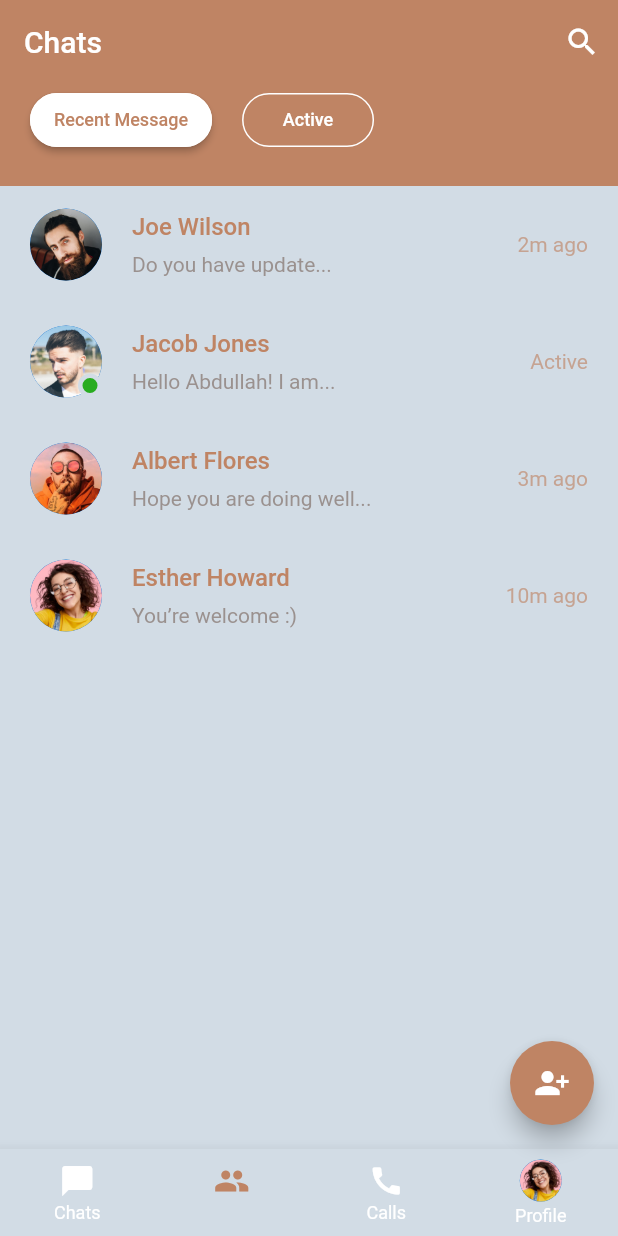
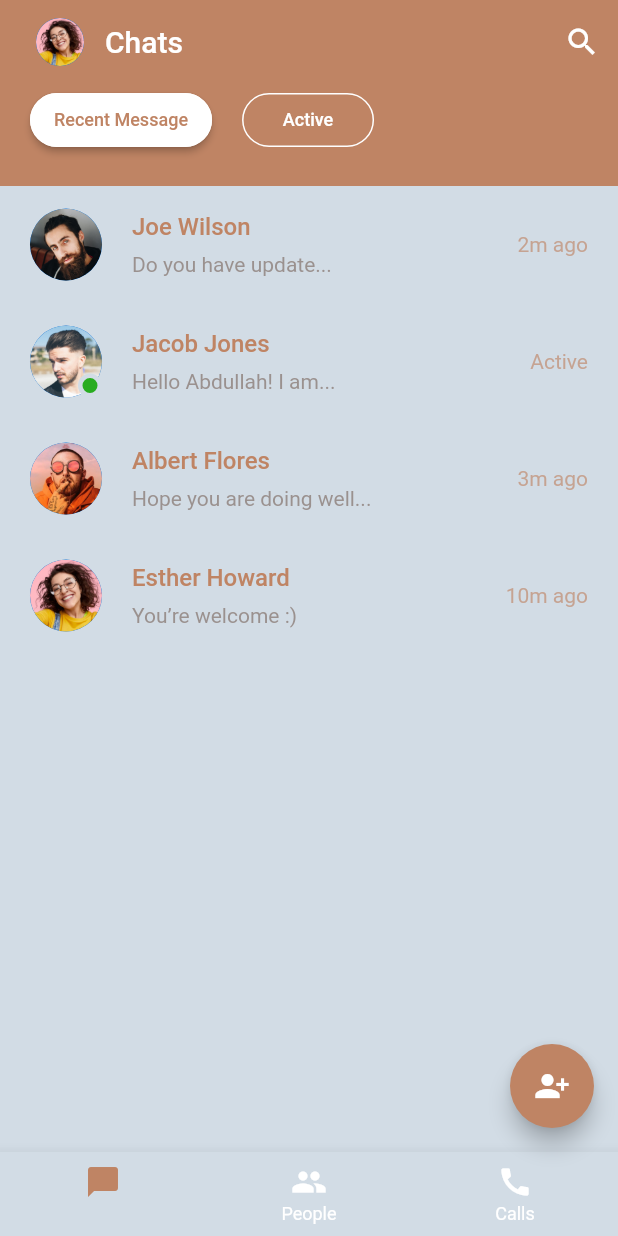
Before and after one commit to zahradjan/chat-application, a Flutter app: the ChatsScreen screen opened directly, on a phone screen of 412 x 824 dp. Run offline on Flutter 3.47's test engine with Material 2 defaults, Android fonts, the phone set to English and light mode, and no system bars; our stand-ins replace google_fonts, loggy; missing offline and left inert: flutter_loggy.

Commit message:
New design of chats screen

```diff
--- a/lib/screens/chats/chats_screen.dart
+++ b/lib/screens/chats/chats_screen.dart
@@ -1,3 +1,5 @@
+import 'package:Decentio/components/filled_outline_button.dart';
+import 'package:Decentio/screens/chats/components/users_body.dart';
 import 'package:Decentio/screens/chats/components/chats_screen_body.dart';
 import 'package:Decentio/constants.dart';
 import 'package:flutter/material.dart';
@@ -10,12 +12,22 @@ class ChatsScreen extends StatefulWidget {
 }
 
 class _ChatsScreenState extends State<ChatsScreen> {
-  int _selectedIndex = 1;
+  final ValueNotifier<int> pageIndex = ValueNotifier(0);
+  final pages = const [
+    ChatsScreenBody(),
+    UsersBody(),
+    ChatsScreenBody(),
+  ];
   @override
   Widget build(BuildContext context) {
     return Scaffold(
       appBar: buildAppBar(),
-      body: ChatsScreenBody(),
+      body: ValueListenableBuilder(
+        valueListenable: pageIndex,
+        builder: (context, int value, _) {
+          return pages[value];
+        },
+      ),
       floatingActionButton: FloatingActionButton(
         onPressed: () {},
         backgroundColor: PrimaryColor,
@@ -31,23 +43,16 @@ class _ChatsScreenState extends State<ChatsScreen> {
   BottomNavigationBar buildBottomNavigationBar() {
     return BottomNavigationBar(
       type: BottomNavigationBarType.fixed,
-      currentIndex: _selectedIndex,
+      currentIndex: pageIndex.value,
       onTap: (value) {
         setState(() {
-          _selectedIndex = value;
+          pageIndex.value = value;
         });
       },
       items: [
         BottomNavigationBarItem(icon: Icon(Icons.messenger), label: "Chats"),
         BottomNavigationBarItem(icon: Icon(Icons.people), label: "People"),
         BottomNavigationBarItem(icon: Icon(Icons.call), label: "Calls"),
-        BottomNavigationBarItem(
-          icon: CircleAvatar(
-            radius: 14,
-            backgroundImage: AssetImage("assets/images/user_5.png"),
-          ),
-          label: "Profile",
-        ),
       ],
     );
   }
@@ -55,7 +60,20 @@ class _ChatsScreenState extends State<ChatsScreen> {
   AppBar buildAppBar() {
     return AppBar(
       automaticallyImplyLeading: false,
-      title: Text("Chats"),
+      title: Row(children: [
+        IconButton(
+          iconSize: 30,
+          onPressed: () {},
+          icon: CircleAvatar(
+            radius: 25,
+            backgroundImage: AssetImage("assets/images/user_5.png"),
+          ),
+        ),
+        SizedBox(
+          width: 6,
+        ),
+        Text("Chats")
+      ]),
       actions: [
         IconButton(
           icon: Icon(Icons.search),
--- a/lib/screens/chats/components/chats_screen_body.dart
+++ b/lib/screens/chats/components/chats_screen_body.dart
@@ -1,3 +1,5 @@
+import 'package:Decentio/models/chatUser/ChatUser.dart';
+import 'package:Decentio/screens/chats/components/user_card.dart';
 import 'package:Decentio/screens/chats/components/chat_card.dart';
 import 'package:Decentio/components/filled_outline_button.dart';
 import 'package:Decentio/constants.dart';
@@ -16,6 +18,23 @@ class ChatsScreenBody extends StatefulWidget {
 //TODO: tady se pak budou muset tahat jednotlive chaty ktere se zde budou listovat a posilat dal
 
 class _ChatsScreenBodyState extends State<ChatsScreenBody> {
+  List<ChatUser> activeUsers = [];
+
+  // void showRecentMessages() {
+  //   setState(() {});
+  // }
+
+  // void showActiveUsers() {
+  //   setState(() {
+  //     activeUsers.clear();
+  //     chats.forEach((chat) {
+  //       if (chat.user.isActive && !activeUsers.contains(chat.user)) {
+  //         activeUsers.add(chat.user);
+  //       }
+  //     });
+  //   });
+  // }
+
   @override
   Widget build(BuildContext context) {
     return Column(
@@ -39,16 +58,18 @@ class _ChatsScreenBodyState extends State<ChatsScreenBody> {
         Expanded(
           child: ListView.builder(
               itemCount: chats.length,
-            itemBuilder: (context, index) => ChatCard(
+              itemBuilder: (context, index) {
+                return ChatCard(
                   chat: chats[index],
                   press: () => Navigator.push(
                     context,
                     MaterialPageRoute(
-                  builder: (context) => MessagesScreen(chatData: chats[index]),
+                      builder: (context) =>
+                          MessagesScreen(chatData: chats[index]),
                     ),
                   ),
-            ),
-          ),
+                );
+              }),
         ),
       ],
     );
```
Also changed, not shown: lib/screens/chats/components/user_card.dart (added, +81 -0 lines), lib/screens/chats/components/users_body.dart (added, +27 -0 lines). Lines whose indentation alone changed are shown as unchanged.
